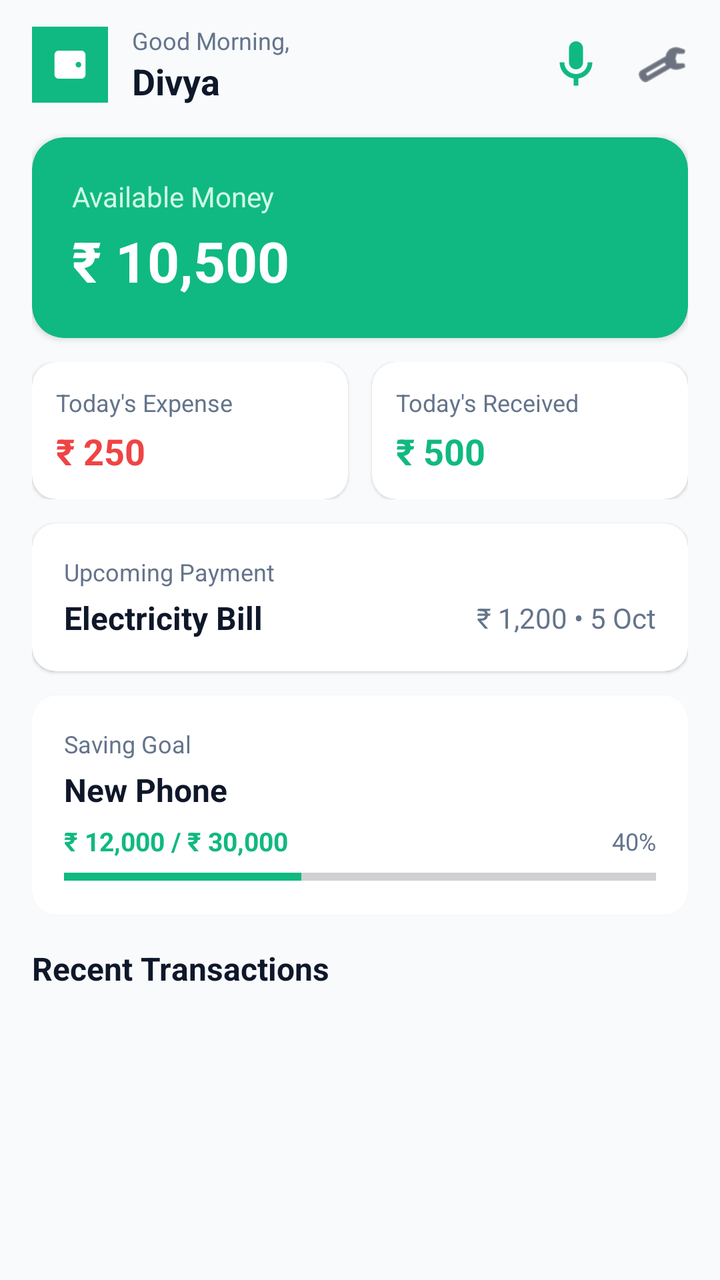
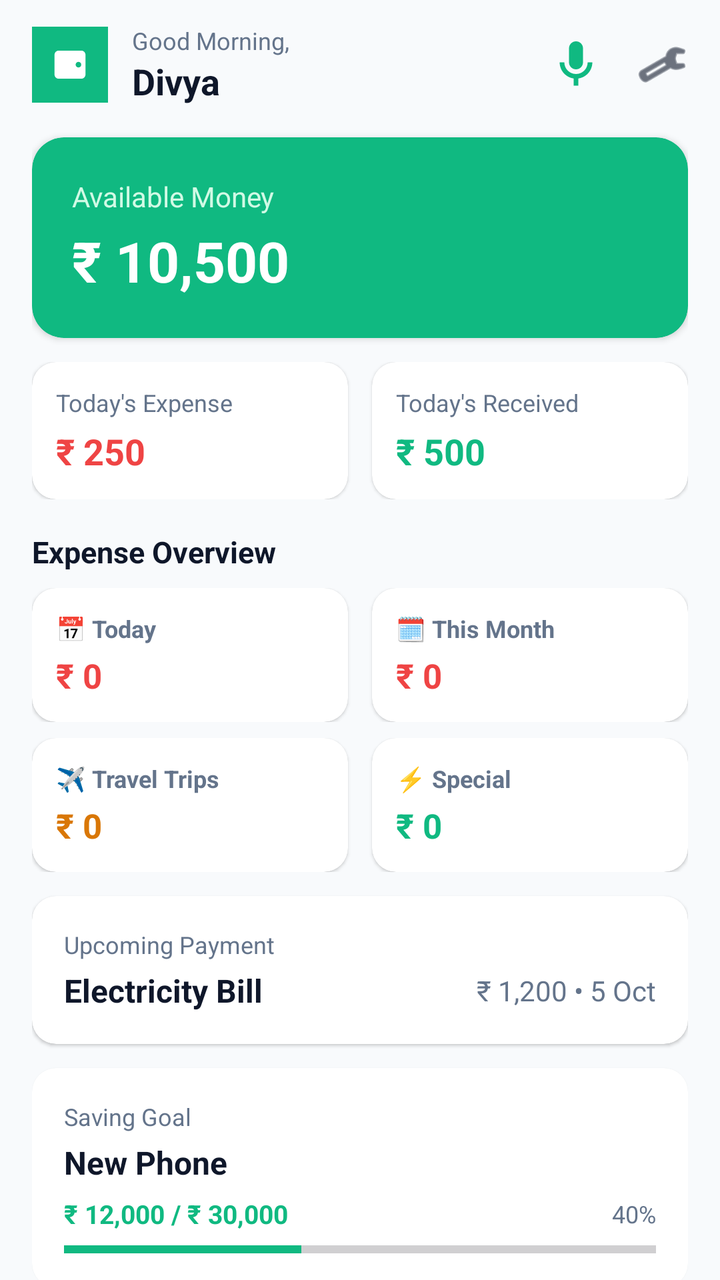

Compare the two renders of this Android layout. The source of the first and the diff that turns it into the second are given below.
<!-- AndroidManifest.xml: application theme Theme.SmartExpensesTracker -->
<!-- res/layout/fragment_home.xml -->
<?xml version="1.0" encoding="utf-8"?>
<androidx.core.widget.NestedScrollView xmlns:android="http://schemas.android.com/apk/res/android"
    xmlns:app="http://schemas.android.com/apk/res-auto"
    android:layout_width="match_parent"
    android:layout_height="match_parent"
    android:clipToPadding="false"
    android:fillViewport="true"
    android:paddingBottom="24dp">

    <LinearLayout
        android:layout_width="match_parent"
        android:layout_height="wrap_content"
        android:orientation="vertical"
        android:paddingHorizontal="16dp"
        android:paddingTop="12dp">

        
        <LinearLayout
            android:layout_width="match_parent"
            android:layout_height="wrap_content"
            android:gravity="center_vertical"
            android:orientation="horizontal">

            <ImageView
                android:layout_width="38dp"
                android:layout_height="38dp"
                android:src="@drawable/ic_launcher_foreground" />

            <LinearLayout
                android:layout_width="0dp"
                android:layout_height="wrap_content"
                android:layout_marginStart="12dp"
                android:layout_weight="1"
                android:orientation="vertical">

                <TextView
                    android:layout_width="wrap_content"
                    android:layout_height="wrap_content"
                    android:text="@string/greeting_default"
                    android:textColor="@color/text_secondary"
                    android:textSize="12sp" />

                <TextView
                    android:id="@+id/tv_user_name"
                    android:layout_width="wrap_content"
                    android:layout_height="wrap_content"
                    android:text="Divya"
                    android:textColor="@color/text_primary"
                    android:textSize="18sp"
                    android:textStyle="bold" />
            </LinearLayout>

            <ImageView
                android:id="@+id/btn_voice"
                android:layout_width="28dp"
                android:layout_height="28dp"
                android:layout_marginEnd="16dp"
                android:background="?attr/selectableItemBackgroundBorderless"
                android:contentDescription="Voice Assistant"
                android:src="@drawable/ic_mic"
                app:tint="@color/brand_primary" />

            <ImageView
                android:id="@+id/btn_settings"
                android:layout_width="26dp"
                android:layout_height="26dp"
                android:background="?attr/selectableItemBackgroundBorderless"
                android:contentDescription="Settings"
                android:src="@android:drawable/ic_menu_preferences"
                app:tint="@color/text_primary" />
        </LinearLayout>

        
        <androidx.cardview.widget.CardView
            android:id="@+id/card_balance"
            android:layout_width="match_parent"
            android:layout_height="wrap_content"
            android:layout_marginTop="16dp"
            app:cardBackgroundColor="@color/brand_primary"
            app:cardCornerRadius="16dp"
            app:cardElevation="2dp">

            <LinearLayout
                android:layout_width="match_parent"
                android:layout_height="wrap_content"
                android:orientation="vertical"
                android:padding="20dp">

                <TextView
                    android:layout_width="wrap_content"
                    android:layout_height="wrap_content"
                    android:text="@string/available_money"
                    android:textColor="@color/brand_primary_light"
                    android:textSize="14sp" />

                <TextView
                    android:id="@+id/tv_available_balance"
                    android:layout_width="wrap_content"
                    android:layout_height="wrap_content"
                    android:layout_marginTop="4dp"
                    android:text="₹ 10,500"
                    android:textColor="@color/text_on_primary"
                    android:textSize="28sp"
                    android:textStyle="bold" />
            </LinearLayout>
        </androidx.cardview.widget.CardView>

        
        <LinearLayout
            android:layout_width="match_parent"
            android:layout_height="wrap_content"
            android:layout_marginTop="12dp"
            android:orientation="horizontal">

            <androidx.cardview.widget.CardView
                android:layout_width="0dp"
                android:layout_height="wrap_content"
                android:layout_marginEnd="6dp"
                android:layout_weight="1"
                app:cardBackgroundColor="@color/bg_card"
                app:cardCornerRadius="12dp"
                app:cardElevation="1dp">

                <LinearLayout
                    android:layout_width="match_parent"
                    android:layout_height="wrap_content"
                    android:orientation="vertical"
                    android:padding="12dp">

                    <TextView
                        android:layout_width="wrap_content"
                        android:layout_height="wrap_content"
                        android:text="@string/todays_expense"
                        android:textColor="@color/text_secondary"
                        android:textSize="12sp" />

                    <TextView
                        android:id="@+id/tv_today_expense"
                        android:layout_width="wrap_content"
                        android:layout_height="wrap_content"
                        android:layout_marginTop="4dp"
                        android:text="₹ 250"
                        android:textColor="@color/financial_expense"
                        android:textSize="18sp"
                        android:textStyle="bold" />
                </LinearLayout>
            </androidx.cardview.widget.CardView>

            <androidx.cardview.widget.CardView
                android:layout_width="0dp"
                android:layout_height="wrap_content"
                android:layout_marginStart="6dp"
                android:layout_weight="1"
                app:cardBackgroundColor="@color/bg_card"
                app:cardCornerRadius="12dp"
                app:cardElevation="1dp">

                <LinearLayout
                    android:layout_width="match_parent"
                    android:layout_height="wrap_content"
                    android:orientation="vertical"
                    android:padding="12dp">

                    <TextView
                        android:layout_width="wrap_content"
                        android:layout_height="wrap_content"
                        android:text="@string/todays_received"
                        android:textColor="@color/text_secondary"
                        android:textSize="12sp" />

                    <TextView
                        android:id="@+id/tv_today_received"
                        android:layout_width="wrap_content"
                        android:layout_height="wrap_content"
                        android:layout_marginTop="4dp"
                        android:text="₹ 500"
                        android:textColor="@color/financial_income"
                        android:textSize="18sp"
                        android:textStyle="bold" />
                </LinearLayout>
            </androidx.cardview.widget.CardView>
        </LinearLayout>

        
        <androidx.cardview.widget.CardView
            android:layout_width="match_parent"
            android:layout_height="wrap_content"
            android:layout_marginTop="12dp"
            app:cardBackgroundColor="@color/bg_card"
            app:cardCornerRadius="12dp"
            app:cardElevation="1dp">

            <LinearLayout
                android:layout_width="match_parent"
                android:layout_height="wrap_content"
                android:orientation="vertical"
                android:padding="16dp">

                <TextView
                    android:layout_width="wrap_content"
                    android:layout_height="wrap_content"
                    android:text="@string/upcoming_payment"
                    android:textColor="@color/text_secondary"
                    android:textSize="12sp" />

                <LinearLayout
                    android:layout_width="match_parent"
                    android:layout_height="wrap_content"
                    android:layout_marginTop="4dp"
                    android:gravity="center_vertical"
                    android:orientation="horizontal">

                    <TextView
                        android:id="@+id/tv_upcoming_title"
                        android:layout_width="0dp"
                        android:layout_height="wrap_content"
                        android:layout_weight="1"
                        android:text="Electricity Bill"
                        android:textColor="@color/text_primary"
                        android:textSize="16sp"
                        android:textStyle="bold" />

                    <TextView
                        android:id="@+id/tv_upcoming_amount"
                        android:layout_width="wrap_content"
                        android:layout_height="wrap_content"
                        android:text="₹ 1,200 • 5 Oct"
                        android:textColor="@color/text_secondary"
                        android:textSize="14sp" />
                </LinearLayout>
            </LinearLayout>
        </androidx.cardview.widget.CardView>

        
        <androidx.cardview.widget.CardView
            android:layout_width="match_parent"
            android:layout_height="wrap_content"
            android:layout_marginTop="12dp"
            app:cardBackgroundColor="@color/bg_card"
            app:cardCornerRadius="12dp"
            app:cardElevation="1dp">

            <LinearLayout
                android:layout_width="match_parent"
                android:layout_height="wrap_content"
                android:orientation="vertical"
                android:padding="16dp">

                <TextView
                    android:layout_width="wrap_content"
                    android:layout_height="wrap_content"
                    android:text="@string/saving_goal"
                    android:textColor="@color/text_secondary"
                    android:textSize="12sp" />

                <TextView
                    android:id="@+id/tv_goal_title"
                    android:layout_width="wrap_content"
                    android:layout_height="wrap_content"
                    android:layout_marginTop="4dp"
                    android:text="New Phone"
                    android:textColor="@color/text_primary"
                    android:textSize="16sp"
                    android:textStyle="bold" />

                <LinearLayout
                    android:layout_width="match_parent"
                    android:layout_height="wrap_content"
                    android:layout_marginTop="6dp"
                    android:gravity="center_vertical"
                    android:orientation="horizontal">

                    <TextView
                        android:id="@+id/tv_goal_amounts"
                        android:layout_width="0dp"
                        android:layout_height="wrap_content"
                        android:layout_weight="1"
                        android:text="₹ 12,000 / ₹ 30,000"
                        android:textColor="@color/brand_primary"
                        android:textSize="13sp"
                        android:textStyle="bold" />

                    <TextView
                        android:id="@+id/tv_goal_percentage"
                        android:layout_width="wrap_content"
                        android:layout_height="wrap_content"
                        android:text="40%"
                        android:textColor="@color/text_secondary"
                        android:textSize="12sp" />
                </LinearLayout>

                <ProgressBar
                    android:id="@+id/pb_goal_progress"
                    style="?android:attr/progressBarStyleHorizontal"
                    android:layout_width="match_parent"
                    android:layout_height="6dp"
                    android:layout_marginTop="6dp"
                    android:progress="40"
                    android:progressTint="@color/brand_primary" />
            </LinearLayout>
        </androidx.cardview.widget.CardView>

        
        <TextView
            android:layout_width="wrap_content"
            android:layout_height="wrap_content"
            android:layout_marginTop="16dp"
            android:text="@string/recent_transactions"
            android:textColor="@color/text_primary"
            android:textSize="16sp"
            android:textStyle="bold" />

        
        <androidx.recyclerview.widget.RecyclerView
            android:id="@+id/rv_recent_transactions"
            android:layout_width="match_parent"
            android:layout_height="wrap_content"
            android:layout_marginTop="8dp"
            android:nestedScrollingEnabled="false" />

        <TextView
            android:id="@+id/tv_empty_state"
            android:layout_width="match_parent"
            android:layout_height="wrap_content"
            android:layout_marginTop="24dp"
            android:layout_marginBottom="24dp"
            android:gravity="center"
            android:text="No transactions recorded yet.\nTap '+' below to add your first expense!"
            android:textColor="@color/text_tertiary"
            android:textSize="13sp"
            android:visibility="gone" />

    </LinearLayout>
</androidx.core.widget.NestedScrollView>
<!-- resources referenced by this layout -->
<resources>
  <color name="bg_card">#FFFFFF</color>
  <color name="brand_primary">#10B981</color>
  <color name="brand_primary_light">#D1FAE5</color>
  <color name="financial_expense">#EF4444</color>
  <color name="financial_income">#10B981</color>
  <color name="text_on_primary">#FFFFFF</color>
  <color name="text_primary">#0F172A</color>
  <color name="text_secondary">#64748B</color>
  <color name="text_tertiary">#94A3B8</color>
  <!-- drawable ic_launcher_foreground (drawable) -->
  <vector xmlns:android="http://schemas.android.com/apk/res/android"
      android:width="108dp"
      android:height="108dp"
      android:viewportWidth="108"
      android:viewportHeight="108">
      <path
          android:fillColor="#10B981"
          android:pathData="M0,0h108v108h-108z"/>
      <path
          android:fillColor="#FFFFFF"
          android:pathData="M38,34h32c3.31,0 6,2.69 6,6v28c0,3.31 -2.69,6 -6,6H38c-3.31,0 -6,-2.69 -6,-6V40c0,-3.31 2.69,-6 6,-6zm28,16c-2.21,0 -4,1.79 -4,4s1.79,4 4,4 4,-1.79 4,-4 -1.79,-4 -4,-4z"/>
  </vector>
  <!-- drawable ic_mic (drawable) -->
  <vector xmlns:android="http://schemas.android.com/apk/res/android"
      android:width="24dp"
      android:height="24dp"
      android:viewportWidth="24"
      android:viewportHeight="24">
    <path
        android:fillColor="#FFFFFFFF"
        android:pathData="M12,14c1.66,0,3,-1.34,3,-3V5c0,-1.66,-1.34,-3,-3,-3S9,3.34,9,5v6C9,12.66,10.34,14,12,14z M17,11c0,2.76,-2.24,5,-5,5s,-5,-2.24,-5,-5H5c0,3.53,2.61,6.43,6,6.92V21h2v-3.08c3.39,-0.49,6,-3.39,6,-6.92H17z"/>
  </vector>
  <string name="available_money">Available Money</string>
  <string name="greeting_default">Good Morning,</string>
  <string name="recent_transactions">Recent Transactions</string>
  <string name="saving_goal">Saving Goal</string>
  <string name="todays_expense">Today\'s Expense</string>
  <string name="todays_received">Today\'s Received</string>
  <string name="upcoming_payment">Upcoming Payment</string>
  <style name="Theme.SmartExpensesTracker" parent="Theme.Material3.Light.NoActionBar">
          <item name="colorPrimary">@color/brand_primary</item>
          <item name="colorPrimaryDark">@color/brand_primary_dark</item>
          <item name="colorAccent">@color/brand_accent</item>
          <item name="android:windowBackground">@color/bg_main</item>
          <item name="android:statusBarColor">@color/bg_main</item>
          <item name="android:windowLightStatusBar">true</item>
      </style>
  <color name="brand_primary_dark">#047857</color>
  <color name="brand_accent">#059669</color>
  <color name="bg_main">#F8FAFC</color>
</resources>

<!-- the commit's change to res/layout/fragment_home.xml (unified diff, before → after) -->
@@ -182,6 +182,190 @@
         </LinearLayout>
 
         
+        <TextView
+            android:layout_width="wrap_content"
+            android:layout_height="wrap_content"
+            android:layout_marginTop="16dp"
+            android:text="Expense Overview"
+            android:textColor="@color/text_primary"
+            android:textSize="15sp"
+            android:textStyle="bold" />
+
+        <LinearLayout
+            android:layout_width="match_parent"
+            android:layout_height="wrap_content"
+            android:layout_marginTop="8dp"
+            android:orientation="horizontal">
+
+            
+            <androidx.cardview.widget.CardView
+                android:id="@+id/card_overview_today"
+                android:layout_width="0dp"
+                android:layout_height="wrap_content"
+                android:layout_marginEnd="6dp"
+                android:layout_weight="1"
+                android:clickable="true"
+                android:focusable="true"
+                android:foreground="?attr/selectableItemBackground"
+                app:cardBackgroundColor="@color/bg_card"
+                app:cardCornerRadius="12dp"
+                app:cardElevation="1dp">
+
+                <LinearLayout
+                    android:layout_width="match_parent"
+                    android:layout_height="wrap_content"
+                    android:orientation="vertical"
+                    android:padding="12dp">
+
+                    <TextView
+                        android:layout_width="wrap_content"
+                        android:layout_height="wrap_content"
+                        android:text="📅 Today"
+                        android:textColor="@color/text_secondary"
+                        android:textSize="12sp"
+                        android:textStyle="bold" />
+
+                    <TextView
+                        android:id="@+id/tv_overview_today"
+                        android:layout_width="wrap_content"
+                        android:layout_height="wrap_content"
+                        android:layout_marginTop="4dp"
+                        android:text="₹ 0"
+                        android:textColor="@color/financial_expense"
+                        android:textSize="17sp"
+                        android:textStyle="bold" />
+                </LinearLayout>
+            </androidx.cardview.widget.CardView>
+
+            
+            <androidx.cardview.widget.CardView
+                android:id="@+id/card_overview_month"
+                android:layout_width="0dp"
+                android:layout_height="wrap_content"
+                android:layout_marginStart="6dp"
+                android:layout_weight="1"
+                android:clickable="true"
+                android:focusable="true"
+                android:foreground="?attr/selectableItemBackground"
+                app:cardBackgroundColor="@color/bg_card"
+                app:cardCornerRadius="12dp"
+                app:cardElevation="1dp">
+
+                <LinearLayout
+                    android:layout_width="match_parent"
+                    android:layout_height="wrap_content"
+                    android:orientation="vertical"
+                    android:padding="12dp">
+
+                    <TextView
+                        android:layout_width="wrap_content"
+                        android:layout_height="wrap_content"
+                        android:text="🗓️ This Month"
+                        android:textColor="@color/text_secondary"
+                        android:textSize="12sp"
+                        android:textStyle="bold" />
+
+                    <TextView
+                        android:id="@+id/tv_overview_month"
+                        android:layout_width="wrap_content"
+                        android:layout_height="wrap_content"
+                        android:layout_marginTop="4dp"
+                        android:text="₹ 0"
+                        android:textColor="@color/financial_expense"
+                        android:textSize="17sp"
+                        android:textStyle="bold" />
+                </LinearLayout>
+            </androidx.cardview.widget.CardView>
+        </LinearLayout>
+
+        <LinearLayout
+            android:layout_width="match_parent"
+            android:layout_height="wrap_content"
+            android:layout_marginTop="8dp"
+            android:orientation="horizontal">
+
+            
+            <androidx.cardview.widget.CardView
+                android:id="@+id/card_overview_travel"
+                android:layout_width="0dp"
+                android:layout_height="wrap_content"
+                android:layout_marginEnd="6dp"
+                android:layout_weight="1"
+                android:clickable="true"
+                android:focusable="true"
+                android:foreground="?attr/selectableItemBackground"
+                app:cardBackgroundColor="@color/bg_card"
+                app:cardCornerRadius="12dp"
+                app:cardElevation="1dp">
+
+                <LinearLayout
+                    android:layout_width="match_parent"
+                    android:layout_height="wrap_content"
+                    android:orientation="vertical"
+                    android:padding="12dp">
+
+                    <TextView
+                        android:layout_width="wrap_content"
+                        android:layout_height="wrap_content"
+                        android:text="✈️ Travel Trips"
+                        android:textColor="@color/text_secondary"
+                        android:textSize="12sp"
+                        android:textStyle="bold" />
+
+                    <TextView
+                        android:id="@+id/tv_overview_travel"
+                        android:layout_width="wrap_content"
+                        android:layout_height="wrap_content"
+                        android:layout_marginTop="4dp"
+                        android:text="₹ 0"
+                        android:textColor="#D97706"
+                        android:textSize="17sp"
+                        android:textStyle="bold" />
+                </LinearLayout>
+            </androidx.cardview.widget.CardView>
+
+            
+            <androidx.cardview.widget.CardView
+                android:id="@+id/card_overview_special"
+                android:layout_width="0dp"
+                android:layout_height="wrap_content"
+                android:layout_marginStart="6dp"
+                android:layout_weight="1"
+                android:clickable="true"
+                android:focusable="true"
+                android:foreground="?attr/selectableItemBackground"
+                app:cardBackgroundColor="@color/bg_card"
+                app:cardCornerRadius="12dp"
+                app:cardElevation="1dp">
+
+                <LinearLayout
+                    android:layout_width="match_parent"
+                    android:layout_height="wrap_content"
+                    android:orientation="vertical"
+                    android:padding="12dp">
+
+                    <TextView
+                        android:layout_width="wrap_content"
+                        android:layout_height="wrap_content"
+                        android:text="⚡ Special"
+                        android:textColor="@color/text_secondary"
+                        android:textSize="12sp"
+                        android:textStyle="bold" />
+
+                    <TextView
+                        android:id="@+id/tv_overview_special"
+                        android:layout_width="wrap_content"
+                        android:layout_height="wrap_content"
+                        android:layout_marginTop="4dp"
+                        android:text="₹ 0"
+                        android:textColor="@color/brand_primary"
+                        android:textSize="17sp"
+                        android:textStyle="bold" />
+                </LinearLayout>
+            </androidx.cardview.widget.CardView>
+        </LinearLayout>
+
+        
         <androidx.cardview.widget.CardView
             android:layout_width="match_parent"
             android:layout_height="wrap_content"
